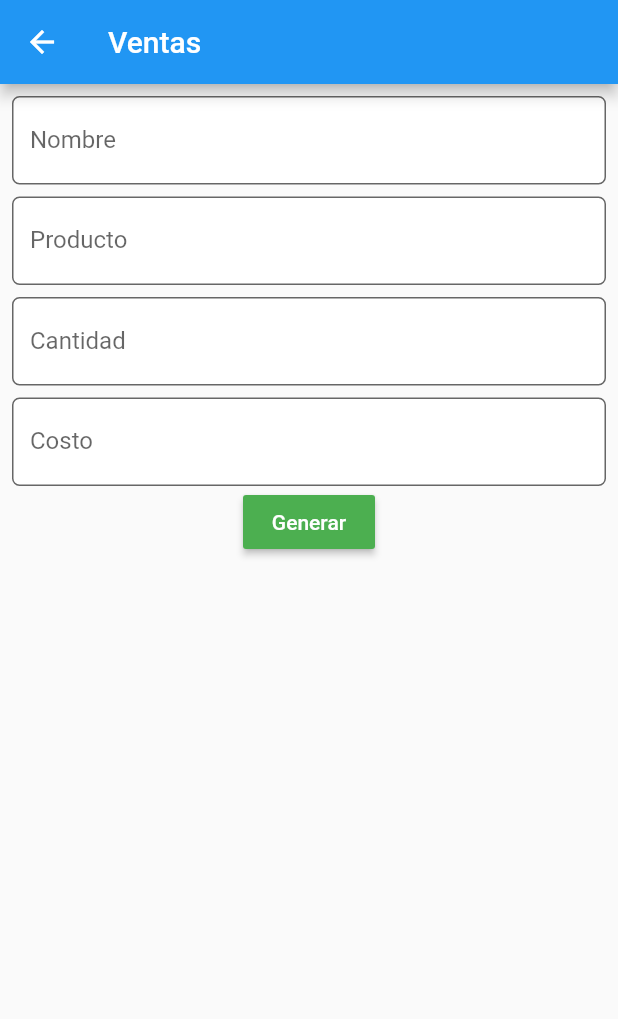
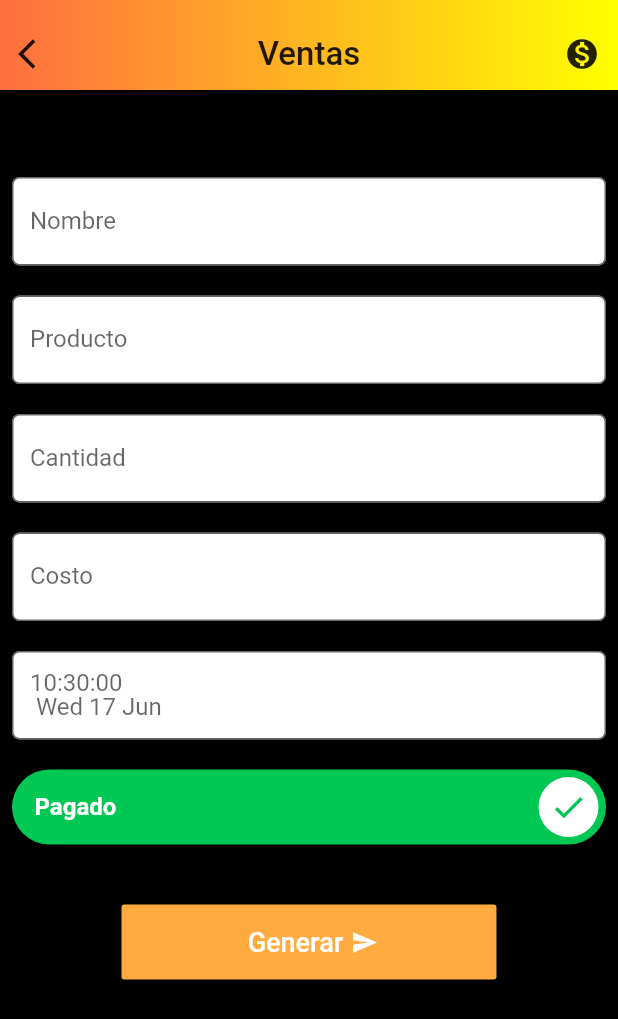
Before and after one commit to joosue72/Gumen, a Flutter app: the Ventas screen opened directly, on a phone screen of 412 x 824 dp. Shown: the top 1019 px of the screen. Run offline on Flutter 3.47's test engine with Material 2 defaults, Android fonts, the phone set to English and light mode, and no system bars; drawn by our look-alikes of lite_rolling_switch; our stand-ins replace cloud_firestore, flutter_swiper, simple_animations; accounts and stored records are empty.

Commit message:
Version 1.0.2

```diff
--- a/lib/Login.dart
+++ b/lib/Login.dart
@@ -1,7 +1,9 @@
 import 'package:flutter/material.dart';
 import 'package:flutter/services.dart';
 import 'package:gumen/Animation/FadeAnimation.dart';
+import 'package:gumen/VentasPendientes.dart';
 import 'Ventas.dart';
+import 'dart:async';
 
 class Login extends StatelessWidget {
   @override
@@ -98,8 +100,9 @@ class Login extends StatelessWidget {
                              child: Text("Login", style: TextStyle(color: Colors.white),),
                              onPressed: (){
 
-                               Route route = MaterialPageRoute(builder: (bc) => Ventas());
+                               Route route = MaterialPageRoute(builder: (bc) => VentasPendientes());
                                Navigator.of(context).push(route);
+
                              },
                       )
 
--- a/lib/Ventas.dart
+++ b/lib/Ventas.dart
@@ -1,9 +1,13 @@
 import 'package:flutter/material.dart';
 import 'package:cloud_firestore/cloud_firestore.dart';
 import 'VentasPendientes.dart';
+import 'package:intl/intl.dart';
+import 'Login.dart';
+import 'package:lite_rolling_switch/lite_rolling_switch.dart';
 
 
 class Ventas extends StatefulWidget {
+  //bool pendiente = false; //lo acabo de poner lol
   @override
   _VentasState createState() => _VentasState();
 }
@@ -12,6 +16,10 @@ String nombre;
 double cantidad;
 double costo;
 String producto;
+DateTime now = DateTime.now();
+String fecha = DateFormat('kk:mm:ss \n EEE d MMM').format(now);
+
+
 
 class _VentasState extends State<Ventas> {
 
@@ -21,6 +29,16 @@ class _VentasState extends State<Ventas> {
   final _formKey1 = GlobalKey<FormState>();
   final _formKey2 = GlobalKey<FormState>();
   final _formKey3 = GlobalKey<FormState>();
+  final _formKey4 = GlobalKey<FormState>();
+  final _formKey5 = GlobalKey<FormState>();
+  bool pendiente;
+
+  @override
+  void initState() {
+    pendiente = Global.shared.pendiente;
+    super.initState();
+
+  }
 
 
 
@@ -102,54 +120,133 @@ class _VentasState extends State<Ventas> {
 
   }
 
+  TextFormField buildTextFormFieldFecha() {
+
+    return TextFormField(
+      decoration: InputDecoration(
+
+        labelText: fecha,
+        prefixText: now.toString(),
+        fillColor: Colors.white,
+        border: OutlineInputBorder(borderRadius: BorderRadius.circular(5.0)),
+        filled: true,
+      ),
+      validator: (value) {
+        if (value.isEmpty) {
+          return 'No deje Campos Vacios';
+        }
+      },
+      onSaved: (value) => fecha = value,
+    );
+  }
+
 
 
   @override
   Widget build(BuildContext context) {
 
      return Scaffold(
-      appBar: AppBar(
-        title: Text('Ventas'),
-      ),
+       backgroundColor: Colors.black,
+      appBar: _getCustomAppBar(),
       body: ListView(
+
         padding: EdgeInsets.all(8),
         children: <Widget>[
+          SizedBox(height: 50.0),
           Form(
             key: _formKey,
             child: buildTextFormField(),
           ),
-          SizedBox(height: 8.0),
+          SizedBox(height: 20.0),
           Form(
             key: _formKey3,
             child: buildTextFormFieldProducto(),
+
           ),
-          SizedBox(height: 8.0),
+          SizedBox(height: 20.0),
           Form(
             key: _formKey1,
             child: buildTextFormField1(),
 
           ),
-          SizedBox(height: 8.0),
+          SizedBox(height: 20.0),
           Form(
             key: _formKey2,
             child: buildTextFormFieldCosto(),
 
           ),
+          SizedBox(height: 20.0),
+          Form(
+            key: _formKey4,
+            child: buildTextFormFieldFecha(),
+
+          ),
+          SizedBox(height: 20.0),
+          Form(
+            key: _formKey5,
+
+            child:LiteRollingSwitch(
+    //initial value
+
+    value: true,
+    textOn: 'Pagado',
+    textOff: 'Pendiente',
+    colorOn: Colors.greenAccent[700],
+    colorOff: Colors.redAccent[700],
+    iconOn: Icons.done,
+    iconOff: Icons.remove_circle_outline,
+    textSize: 16.0,
+
+    onChanged: (bool isOn) {
+
+            pendiente = isOn;
+             Global.shared.pendiente = isOn;
+             isOn = isOn;//literl si quito el setstate y lo vuelvo a poner sirve
+        print(isOn);
+    },
+
+
+),
+          ),
+          SizedBox(height: 40.0),
           Row(
             mainAxisAlignment: MainAxisAlignment.spaceEvenly,
             children: <Widget>[
-              RaisedButton(
-                 child: Text('Generar', style: TextStyle(color: Colors.white)),
-                color: Colors.green,
-                onPressed: (){
 
-                  Route route = MaterialPageRoute(builder: (bc) => VentasPendientes());
+              ButtonTheme(
+
+                minWidth: 250.0,
+                height: 50.0,
+                child: RaisedButton(
+    color: Colors.orangeAccent,
+    child: Row(
+    mainAxisAlignment: MainAxisAlignment.center,
+    mainAxisSize: MainAxisSize.max,
+    children: <Widget>[
+        Padding(
+          padding: EdgeInsets.all(5.0),
+          child: Text(
+              "Generar",
+              style: TextStyle(
+                fontSize: 18,
+                color: Colors.white,
+              ),
+          ),
+        ),
+        Icon(
+          Icons.send,
+          color: Colors.white,
+          size: 18,
+        ),
+    ],
+    ),
+            onPressed: () {
+                 Route route = MaterialPageRoute(builder: (bc) => VentasPendientes());
                                Navigator.of(context).push(route);
                                createData();
-
-                }
-              ),
-
+            },
+),
+              )
             ],
           ),
 
@@ -159,13 +256,48 @@ class _VentasState extends State<Ventas> {
 
   }
 
+  _getCustomAppBar(){
+  return PreferredSize(
+    preferredSize: Size.fromHeight(60),
+    child: Container(
+      alignment: Alignment.bottomCenter,
+      decoration: BoxDecoration(
+        gradient: LinearGradient(
+          begin: Alignment.centerLeft,
+          end: Alignment.centerRight,
+          colors: [
+            Colors.deepOrangeAccent,
+            Colors.yellowAccent,
+          ],
+        ),
+      ),
+      child: Row(
+        mainAxisAlignment: MainAxisAlignment.spaceBetween,
+        children: <Widget>[
+        IconButton(icon: Icon(Icons.arrow_back_ios), onPressed: (){
+          Navigator.push(
+    context,
+    MaterialPageRoute(builder: (context) => Login()),
+  );
+
+        }),
+        Text('Ventas', style: TextStyle(fontSize: 22, fontWeight: FontWeight.w500),),
+        IconButton(icon: Icon(Icons.monetization_on), onPressed: (){}),
+      ],),
+    ),
+  );
+}
+
    void createData() async {
-    if (_formKey.currentState.validate() || _formKey1.currentState.validate() || _formKey2.currentState.validate() || _formKey3.currentState.validate()) {
+    if (_formKey.currentState.validate() || _formKey1.currentState.validate() || _formKey2.currentState.validate() || _formKey3.currentState.validate() || _formKey4.currentState.validate() || _formKey5.currentState.validate()) {
       _formKey.currentState.save();
       _formKey1.currentState.save();
       _formKey2.currentState.save();
       _formKey3.currentState.save();
-      DocumentReference ref = await db.collection('Ventas').add({'Nombre': '$nombre', 'Cantidad': '$cantidad', 'Costo': '$costo', 'Producto': '$producto'});
+      _formKey4.currentState.save();
+      _formKey5.currentState.save();
+      String fecha = DateFormat('kk:mm:ss \n EEE d MMM').format(now);
+      DocumentReference ref = await db.collection('Ventas').add({'Nombre': '$nombre', 'Cantidad': '$cantidad', 'Costo': '$costo', 'Fecha': '$fecha','Producto': '$producto', 'Pendiente': '$pendiente'});
       setState(() => id = ref.documentID);
       print(ref.documentID);
     }
@@ -185,4 +317,10 @@ class _VentasState extends State<Ventas> {
     setState(() => id = null);
   }
 
+
 }
+
+class Global{
+  static final shared =Global();
+  bool pendiente = false;
+}
--- a/lib/VentasPendientes.dart
+++ b/lib/VentasPendientes.dart
@@ -21,8 +21,8 @@ class _VentasPendientesState extends State<VentasPendientes> {
           crossAxisAlignment: CrossAxisAlignment.start,
           children: <Widget>[
             Text(
-              'Nombre: ${doc.data['Nombre']}             ${doc.data['Producto']} ',
-              style: TextStyle(fontSize: 20),
+              'Nombre: ${doc.data['Nombre']}            ${doc.data['Producto']} ',
+              style: TextStyle(fontSize: 18),
             ),
             Text(
               'Cantidad: ${doc.data['Cantidad']} Kg',
--- a/pubspec.yaml
+++ b/pubspec.yaml
@@ -25,6 +25,8 @@ dependencies:
   fluttie: ^0.3.0
   simple_animations: ^2.2.1
   cloud_firestore: ^0.13.4+2
+  intl: ^0.16.1
+  lite_rolling_switch: ^0.1.1
 
   # The following adds the Cupertino Icons font to your application.
   # Use with the CupertinoIcons class for iOS style icons.
@@ -54,7 +56,9 @@ flutter:
     - assets/background-2.png
     - assets/background.png
     - assets/logogumen.png
-
+    - assets/drop_down_icon.png
+    - assets/menu_icon.png
+    - assets/profile_icon.png
   # An image asset can refer to one or more resolution-specific "variants", see
   # https://flutter.dev/assets-and-images/#resolution-aware.
 
```
Also changed, not shown: lib/Menu.dart (+27 -3 lines), assets/drop_down_icon.png (added), assets/menu_icon.png (added), assets/profile_icon.png (added), pubspec.lock.
